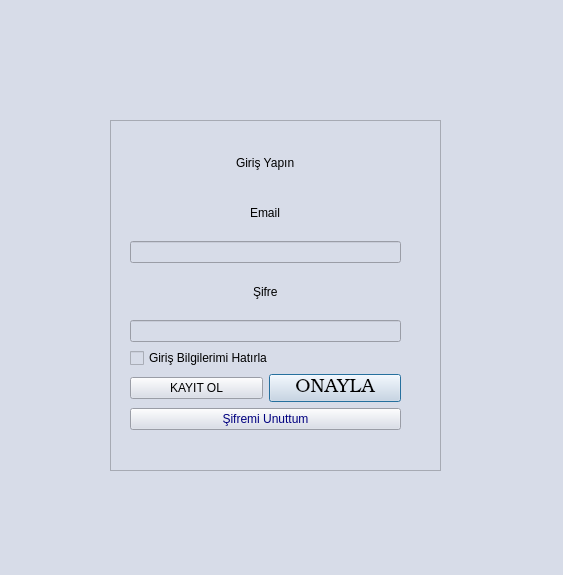
OgiBalboa/E-Book_Cryptology, file ui/auth.ui: the form before one commit.
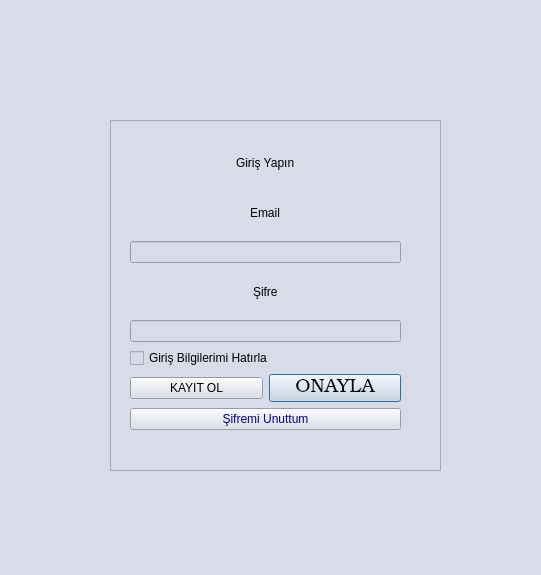
The form after the commit. Icons and pictures are not drawn.

```diff
--- a/ui/auth.ui
+++ b/ui/auth.ui
@@ -6,7 +6,7 @@
    <rect>
     <x>0</x>
     <y>0</y>
-    <width>563</width>
+    <width>541</width>
     <height>575</height>
    </rect>
   </property>
```
